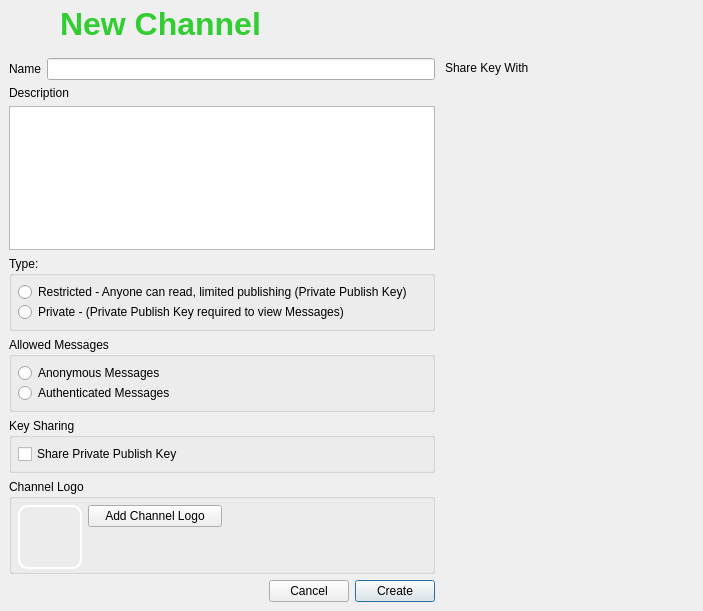
Before: the Qt Designer form retroshare-gui/src/gui/channels/CreateChannel.ui in RetroShare/RetroShare, drawn with Qt 5.
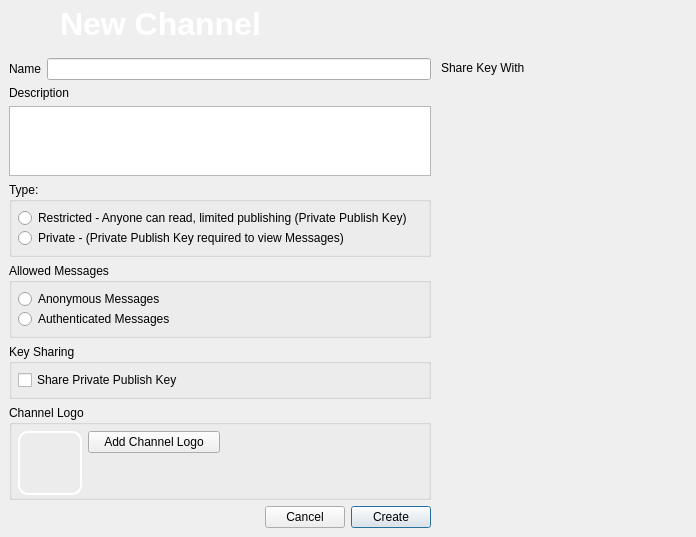
After: the same form once the commit is applied. Icons and pictures are not drawn. Custom widgets are drawn as their Qt base class.

Commit message: * Corrected description text * Set header text color white

What changed in the file:
```diff
--- a/retroshare-gui/src/gui/channels/CreateChannel.ui
+++ b/retroshare-gui/src/gui/channels/CreateChannel.ui
@@ -6,8 +6,8 @@
    <rect>
     <x>0</x>
     <y>0</y>
-    <width>703</width>
-    <height>611</height>
+    <width>696</width>
+    <height>509</height>
    </rect>
   </property>
   <property name="sizePolicy">
@@ -79,7 +79,11 @@
       <item row="0" column="1">
        <widget class="QLabel" name="textlabelcreatforums">
         <property name="text">
-         <string>&lt;span style=&quot;font-size:24pt; font-weight:500;color:#32CD32;&quot;&gt;New Channel&lt;/span&gt;</string>
+         <string>&lt;!DOCTYPE HTML PUBLIC &quot;-//W3C//DTD HTML 4.0//EN&quot; &quot;http://www.w3.org/TR/REC-html40/strict.dtd&quot;&gt;
+&lt;html&gt;&lt;head&gt;&lt;meta name=&quot;qrichtext&quot; content=&quot;1&quot; /&gt;&lt;style type=&quot;text/css&quot;&gt;
+p, li { white-space: pre-wrap; }
+&lt;/style&gt;&lt;/head&gt;&lt;body style=&quot; font-family:'MS Shell Dlg 2'; font-size:8.25pt; font-weight:400; font-style:normal;&quot;&gt;
+&lt;p style=&quot; margin-top:0px; margin-bottom:0px; margin-left:0px; margin-right:0px; -qt-block-indent:0; text-indent:0px;&quot;&gt;&lt;span style=&quot; font-size:24pt; font-weight:600; color:#ffffff;&quot;&gt;New Channel&lt;/span&gt;&lt;/p&gt;&lt;/body&gt;&lt;/html&gt;</string>
         </property>
        </widget>
       </item>
```
Left out of the diff: 2 changed lines with no effect on the pictures. The commit also changes 1 other file.
